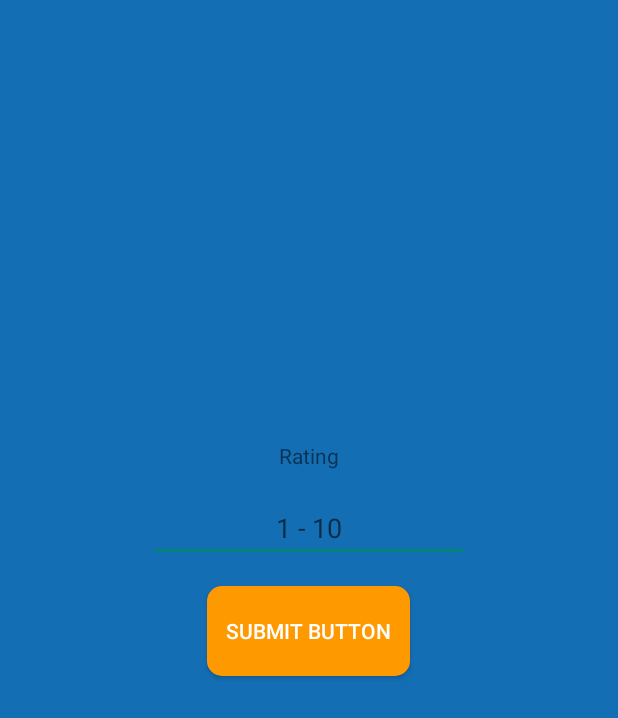
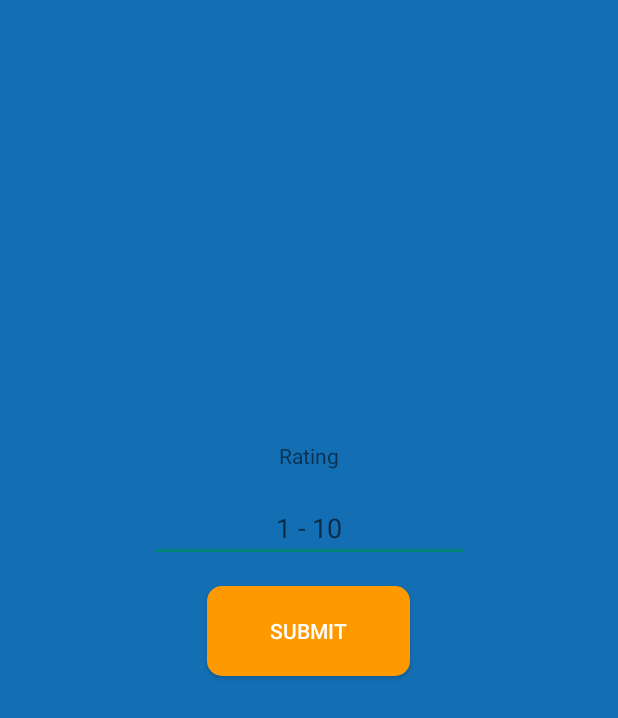
Before and after one commit to jaggrh95/DIGITAL-ECONOMY, an Android app: the RatingActivity screen opened directly, with no data from a screen before it, on a phone screen of 412 x 824 dp. Shown: the top 718 px of the screen. Run offline under Robolectric (Android 15) with nearby library versions, the phone set to English and light mode, and no system bars; 2 statements that could not run were skipped.

Commit message:
Submit button hernoemd

```diff
--- a/app/src/main/res/layout/activity_rating.xml
+++ b/app/src/main/res/layout/activity_rating.xml
@@ -17,7 +17,7 @@
         android:layout_marginEnd="8dp"
         android:layout_marginRight="8dp"
         android:layout_marginBottom="8dp"
-        android:text="Submit button"
+        android:text="Submit"
         android:background="@drawable/ic_orange_button"
         android:textColor="@color/colorWhite"
         app:layout_constraintBottom_toBottomOf="parent"
```
